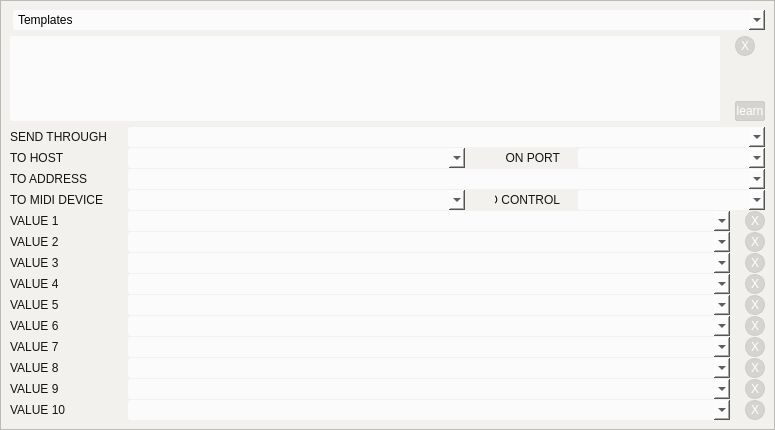
Before: the Qt Designer form interfaces/extoscpatterneditor.ui in languel/IanniX, drawn with Qt 5.
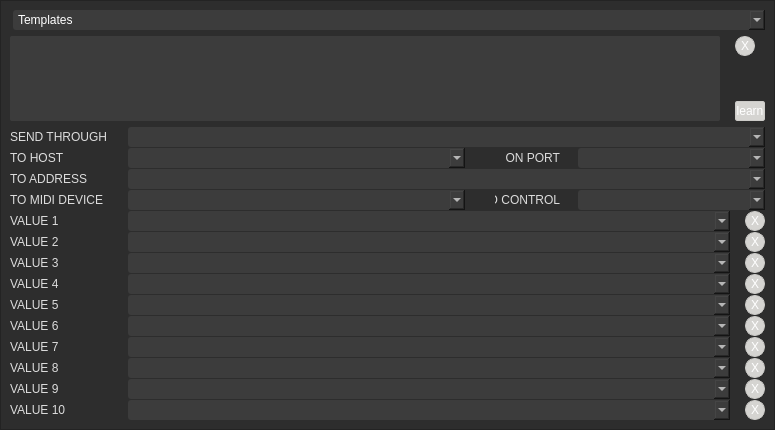
After: the same form once the commit is applied. Icons and pictures are not drawn. Custom widgets are drawn as their Qt base class.

Commit message:
Dark mode for widget chrome: toolbar, helper, inspector tabs, message log
- Toolbar: dark gradient instead of light, white glyph color, light press highlight
- Selected tabs: medium gray (125,125,125) instead of bright paper white
- Inspector INFOS/CONFIG sub-tab bars: explicit dark colors (text was illegible)
- IanniX Helper window and its HTML help content: dark background, light text
- Message log panes and OSC pattern editor: dark backgrounds

Patch:
```diff
--- a/interfaces/extoscpatterneditor.ui
+++ b/interfaces/extoscpatterneditor.ui
@@ -27,7 +27,7 @@
 }
 QLabel {
 	font: 						9px &quot;Museo Sans&quot;, &quot;Museo Sans 500&quot;, &quot;Arial&quot;;
-	color: 						rgb(20, 20, 20);
+	color: 						rgb(220, 220, 220);
 }
 QLineEdit {
 	background: 			transparent;
@@ -35,7 +35,7 @@
 }
 
 QFrame#global {
-	background-color:	rgb(242, 241, 237);
+	background-color:	rgb(45, 45, 45);
 }
 QPlainTextEdit#patternEdit {
 	font: 11px &quot;Lucida Console&quot;, &quot;Monaco&quot;, &quot;Monospace&quot;;
@@ -44,10 +44,10 @@
 
 QPlainTextEdit, QComboBox {
 	min-height: 				20px;
-	color: 						black;
+	color: 					white;
 	border: 					0px solid black;
 	border-radius: 		2px;
-	background-color: 	rgb(252, 251, 251);
+	background-color: 	rgb(60, 60, 60);
 }
 
 QComboBox {
```
The commit also changes 5 other files.
